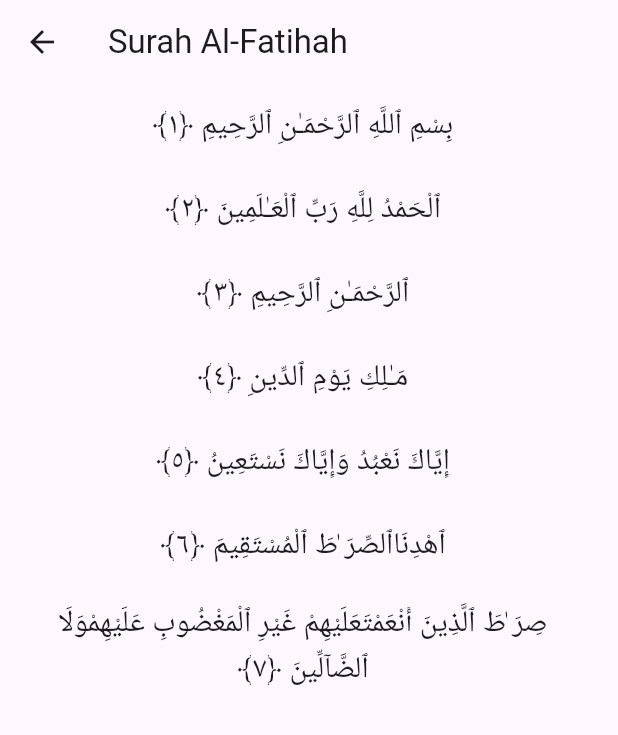
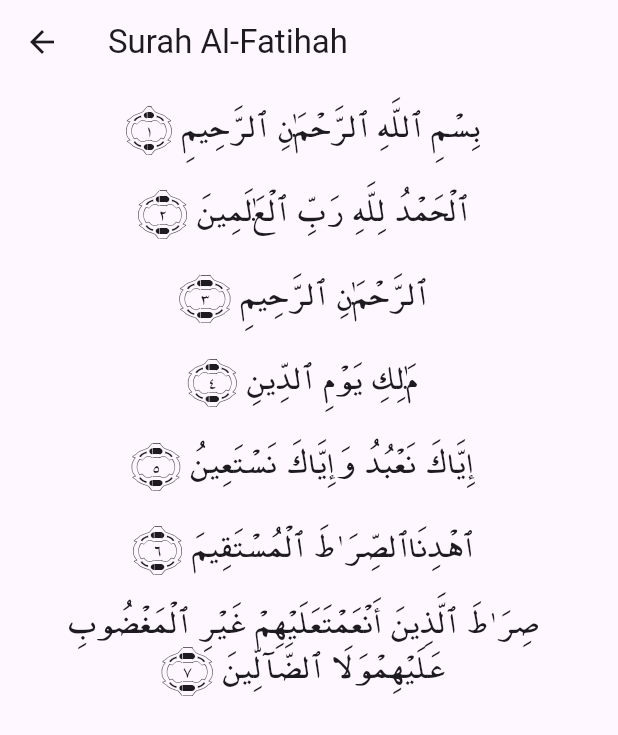
Before and after one commit to dsyndsyn/quiztest, a Flutter app: the AyatScreen screen opened directly, on a phone screen of 412 x 824 dp. Shown: the top 735 px of the screen. Run offline on Flutter 3.47's test engine with Material 3 defaults, Android fonts, the light colour scheme and no system bars.

Commit message:
add font family

```diff
--- a/lib/ayat.dart
+++ b/lib/ayat.dart
@@ -23,7 +23,8 @@ class _AyatScreenState extends State<AyatScreen> {
     });
 
     try {
-      String jsonString = await rootBundle.loadString('assets/data/quran_texts-alfatihah.json');
+      String jsonString =
+          await rootBundle.loadString('assets/data/quran_texts-alfatihah.json');
       Map<String, dynamic> jsonMap = json.decode(jsonString);
       ayats = jsonMap['data'].values.toList().cast<Map<String, dynamic>>();
 
@@ -68,6 +69,7 @@ class _AyatScreenState extends State<AyatScreen> {
                             textAlign: TextAlign.center,
                             textDirection: TextDirection.rtl,
                             style: TextStyle(
+                              fontFamily: "MeQuran2",
                               fontSize: 20,
                             ),
                           ),
```
Lines whose indentation alone changed are shown as unchanged.
